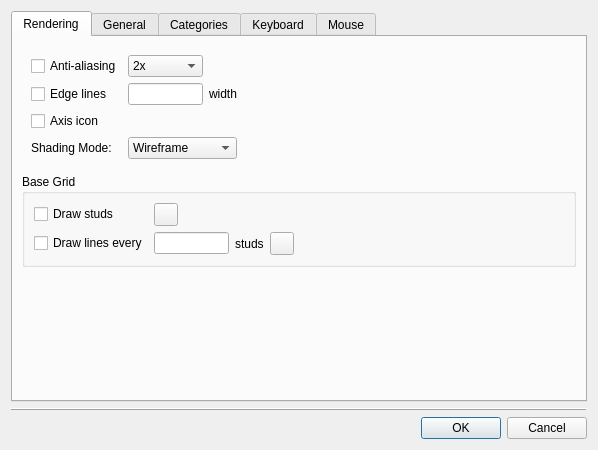
Before: the Qt Designer form lclib/qt/lc_qpreferencesdialog.ui in trevorsandy/lpub3d-ci, drawn with Qt 5.
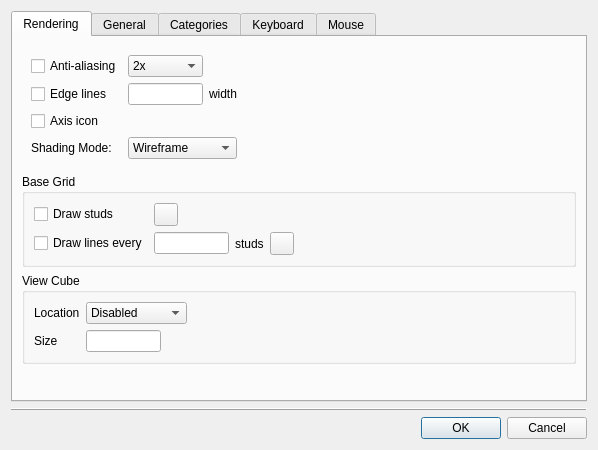
After: the same form once the commit is applied.

```diff
--- a/lclib/qt/lc_qpreferencesdialog.ui
+++ b/lclib/qt/lc_qpreferencesdialog.ui
@@ -193,6 +193,81 @@
          </layout>
         </widget>
        </item>
+       <item>
+        <widget class="QGroupBox" name="ViewCubeGroup">
+         <property name="title">
+          <string>View Cube</string>
+         </property>
+         <layout class="QGridLayout" name="gridLayout_3">
+          <item row="0" column="0">
+           <widget class="QLabel" name="label_6">
+            <property name="text">
+             <string>Location</string>
+            </property>
+           </widget>
+          </item>
+          <item row="0" column="1">
+           <widget class="QComboBox" name="ViewCubeLocationCombo">
+            <item>
+             <property name="text">
+              <string>Disabled</string>
+             </property>
+            </item>
+            <item>
+             <property name="text">
+              <string>Top Left</string>
+             </property>
+            </item>
+            <item>
+             <property name="text">
+              <string>Top Right</string>
+             </property>
+            </item>
+            <item>
+             <property name="text">
+              <string>Bottom Left</string>
+             </property>
+            </item>
+            <item>
+             <property name="text">
+              <string>Bottom Right</string>
+             </property>
+            </item>
+           </widget>
+          </item>
+          <item row="2" column="0">
+           <widget class="QLabel" name="label_8">
+            <property name="text">
+             <string>Size</string>
+            </property>
+           </widget>
+          </item>
+          <item row="2" column="1">
+           <widget class="QLineEdit" name="ViewCubeSizeEdit">
+            <property name="maximumSize">
+             <size>
+              <width>75</width>
+              <height>16777215</height>
+             </size>
+            </property>
+           </widget>
+          </item>
+          <item row="0" column="2">
+           <spacer name="horizontalSpacer_7">
+            <property name="orientation">
+             <enum>Qt::Horizontal</enum>
+            </property>
+            <property name="sizeHint" stdset="0">
+             <size>
+              <width>40</width>
+              <height>20</height>
+             </size>
+            </property>
+           </spacer>
+          </item>
+         </layout>
+        </widget>
+       </item>
        <item>
         <spacer name="verticalSpacer">
          <property name="orientation">
```
Left out of the diff: 2 changed lines with no effect on the pictures.
